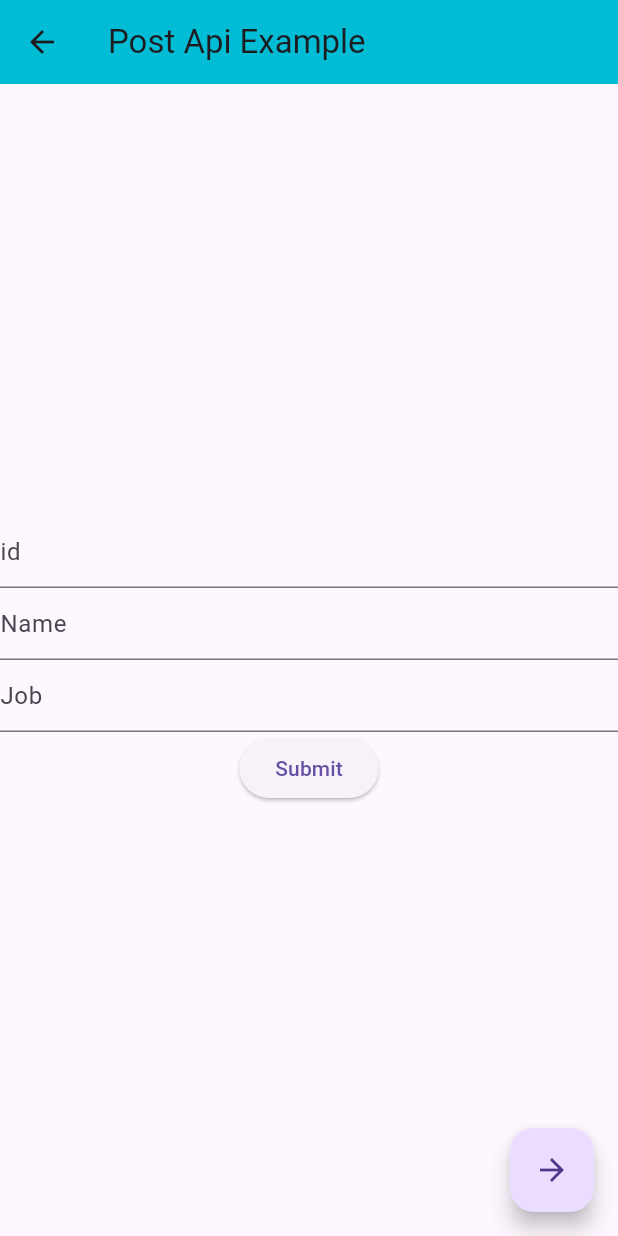
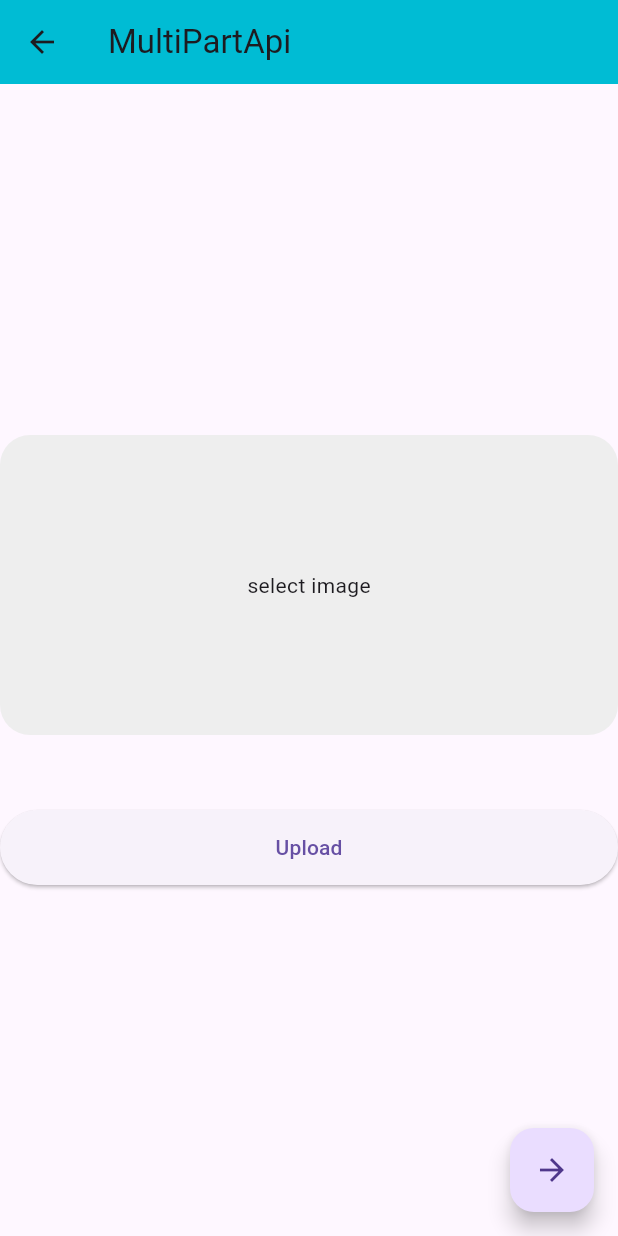
Before and after one commit to Gohil-Priyesh/_retrofit_Basics, a Flutter app: the Putapi screen opened directly, after a tap on the "arrow forward" icon, on a phone screen of 412 x 824 dp. Run offline on Flutter 3.47's test engine with Material 3 defaults, Android fonts, the phone set to English and light mode, and no system bars; our stand-ins replace dio, image_picker, logger, retrofit; generated files the repository leaves out were written again; network calls fail.

Commit message:
complition of the retrofit playList

```diff
--- a/lib/Home/PutApi.dart
+++ b/lib/Home/PutApi.dart
@@ -1,4 +1,6 @@
 import 'package:flutter/material.dart';
+import 'package:retrofit/http.dart';
+import 'package:retrofit_basic_exp/Home/multiPartApi.dart';
 import 'package:retrofit_basic_exp/main.dart';
 import 'package:retrofit_basic_exp/models/putModel/putApiModel.dart';
 import 'package:retrofit_basic_exp/network/injection.dart';
@@ -32,14 +34,14 @@ class _PutapiState extends State<Putapi> {
   Widget build(BuildContext context) {
     return Scaffold(
       floatingActionButton: FloatingActionButton(onPressed: (){
-        Navigator.push(context, MaterialPageRoute(builder: (context) => Putapi(),));
+        Navigator.push(context, MaterialPageRoute(builder: (context) =>Multipartapi(),));
       },
         child: Icon(Icons.arrow_forward),
       ),
       appBar: AppBar(
         backgroundColor: Colors.cyan,
         title: Text(
-          "Post Api Example",
+          "put Api Example",
         ),
       ),
       body: Center(
--- /dev/null
+++ b/lib/Home/multiPartApi.dart
@@ -0,0 +1,95 @@
+import 'dart:io';
+
+import 'package:flutter/material.dart';
+import 'package:image_picker/image_picker.dart';
+import 'package:retrofit_basic_exp/Home/DeleteApi.dart';
+import 'package:retrofit_basic_exp/main.dart';
+import 'package:retrofit_basic_exp/network/injection.dart';
+
+class Multipartapi extends StatefulWidget {
+  const Multipartapi({super.key});
+
+  @override
+  State<Multipartapi> createState() => _MultipartapiState();
+}
+
+class _MultipartapiState extends State<Multipartapi> {
+
+  // image is a variable which has the image picked from the below function
+  File? image;
+  final _picker = ImagePicker();
+  // showSpinner is use for modelProgressHUD which shows a progress circle while the image is Uploading
+  bool showSpinner = false;
+  // this function is for picking images from gallery
+  Future getImage()async{
+    logger.i('imgePicker working');
+    final pickedFiles = await _picker.pickImage(source: ImageSource.gallery,imageQuality: 80);
+    if(pickedFiles != null){
+      image = File(pickedFiles.path);
+      // setState((){}); is use to see the instant change after picking the photo
+      setState(() {});
+    }else{
+      logger.e('failed to pick image');
+    }
+  }
+
+  @override
+  Widget build(BuildContext context) {
+    return Scaffold(
+      floatingActionButton: FloatingActionButton(onPressed: (){
+        Navigator.push(context, MaterialPageRoute(builder: (context) => DeleteApi(),));
+      },
+        child: Icon(Icons.arrow_forward),
+      ),
+      appBar: AppBar(
+        title: Text('MultiPartApi'),
+        backgroundColor: Colors.cyan,
+      ),
+      body: Column(
+        mainAxisAlignment: MainAxisAlignment.center,
+        children: [
+          InkWell(
+            onTap: ()async{
+              logger.i('InkWell tapped');
+              getImage();
+            },
+            child: Container(
+              height: 200,
+              width: double.infinity,
+              alignment: Alignment.center,
+              decoration: BoxDecoration(
+                color: Colors.grey[200],
+                borderRadius: BorderRadius.circular(20)
+              ),
+              child: image != null ? Image.file(image!, fit: BoxFit.fitWidth,) : Text('select image')
+            ),
+          ),
+
+          SizedBox(height: 50,),
+
+          SizedBox(
+            height: 50,
+            width: double.infinity,
+            child: ElevatedButton(
+                onPressed: (){
+                  if(image != null){
+                    setState(() {
+                      showSpinner = true;
+                    });
+                  }
+                  restClient.MuptiPartExp(image!).then((value){
+                    logger.i('image uploaded');
+                    setState(() {
+                      showSpinner = false;
+                    });
+                  }).onError((error,stackTrace){
+                    logger.e('failed to up-lode image');
+                  });
+                },
+                child: showSpinner ? CircularProgressIndicator() :Text('Upload')),
+          )
+        ],
+      ),
+    );
+  }
+}
--- a/pubspec.yaml
+++ b/pubspec.yaml
@@ -37,6 +37,7 @@ dependencies:
   cupertino_icons: ^1.0.6
   retrofit:
   dio: ^5.7.0
+  image_picker: ^0.8.8
 
 
 
```
Also changed, not shown: lib/Home/DeleteApi.dart (added, +45 -0 lines), lib/network/api_services.dart (+22 -4 lines), lib/network/api_services.g.dart (deleted), pubspec.lock, 7 other files.
